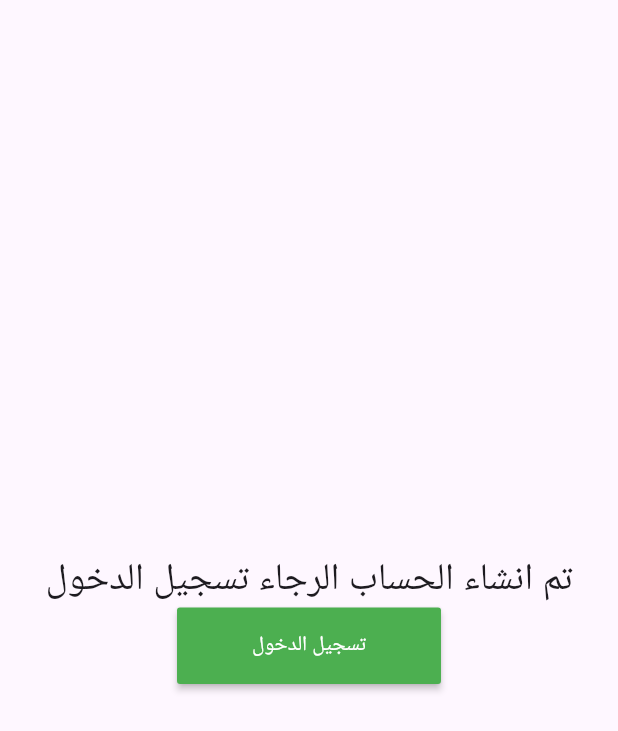
After one commit to SalemBalfagih/RestApi_PHP, a Flutter app: the SuccessView screen opened by its route, on a phone screen of 412 x 824 dp. The commit adds this screen. Shown: the top 731 px of the screen. Run offline on Flutter 3.47's test engine with Material 3 defaults, Android fonts, the light colour scheme and no system bars.

Commit message:
create new account for user

```diff
--- /dev/null
+++ b/lib/constants/linkapi.dart
@@ -0,0 +1,5 @@
+const String linkservername = "http://192.96.0.103:8012/learnphp";
+
+//auth
+const String linksingup = "$linkservername/auth/singup.php";
+const String linklogin = "$linkservername/auth/login.php";
--- a/lib/main.dart
+++ b/lib/main.dart
@@ -1,6 +1,7 @@
 import 'package:flutter/material.dart';
 import 'package:restapi_php/view/login_view.dart';
 import 'package:restapi_php/view/singup_view.dart';
+import 'package:restapi_php/view/success_view.dart';
 
 void main() async {
   runApp(const MyApp());
@@ -19,7 +20,8 @@ class MyApp extends StatelessWidget {
         LoginView.id: (context) => const LoginView(),
         SingupView.id: (context) => const SingupView()
         // "home": (context) => const Home(),
-        // "Success": (context) => const Success(),
+        ,
+        SuccessView.id: (context) => const SuccessView(),
         // "addnotes": (context) => const AddNotes(),
       },
     );
--- /dev/null
+++ b/lib/view/success_view.dart
@@ -0,0 +1,37 @@
+import 'package:flutter/material.dart';
+
+class SuccessView extends StatefulWidget {
+  const SuccessView({super.key});
+  static const String id = "SuccessView";
+  @override
+  State<SuccessView> createState() => _SuccessViewState();
+}
+
+class _SuccessViewState extends State<SuccessView> {
+  @override
+  Widget build(BuildContext context) {
+    return Scaffold(
+      body: Center(
+        child: Column(
+          mainAxisAlignment: MainAxisAlignment.center,
+          children: [
+            const Text(
+              "تم انشاء الحساب الرجاء تسجيل الدخول",
+              style: TextStyle(fontSize: 25),
+            ),
+            MaterialButton(
+              onPressed: () {
+                Navigator.of(context)
+                    .pushNamedAndRemoveUntil("login", (route) => false);
+              },
+              color: Colors.green,
+              textColor: Colors.white,
+              padding: const EdgeInsets.symmetric(vertical: 15, horizontal: 50),
+              child: const Text("تسجيل الدخول"),
+            ),
+          ],
+        ),
+      ),
+    );
+  }
+}
--- a/pubspec.yaml
+++ b/pubspec.yaml
@@ -35,6 +35,10 @@ dependencies:
   # The following adds the Cupertino Icons font to your application.
   # Use with the CupertinoIcons class for iOS style icons.
   cupertino_icons: ^1.0.6
+  http: ^1.1.0
+  awesome_dialog: ^3.2.0
+  shared_preferences: ^2.0.13
+  image_picker: ^1.0.7
 
 dev_dependencies:
   flutter_test:
```
Also changed, not shown: lib/services/crud.dart (added, +18 -0 lines), lib/view/singup_view.dart (+19 -1 lines), pubspec.lock, 6 other files.
